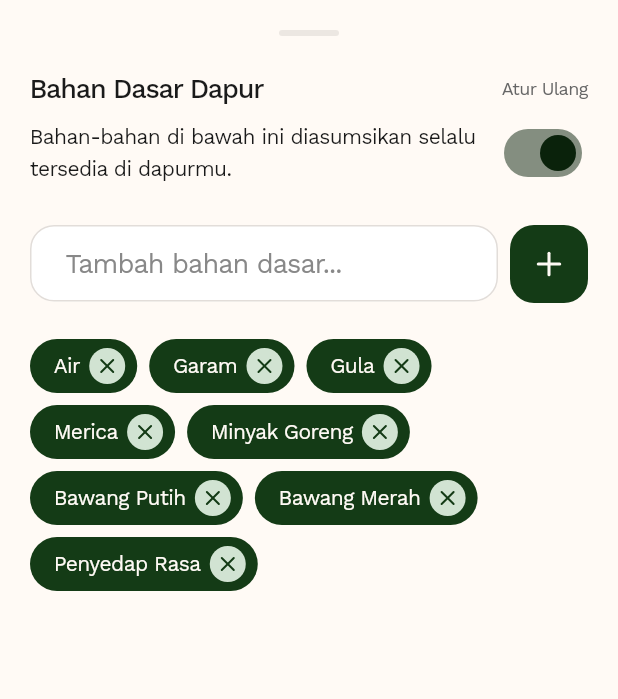
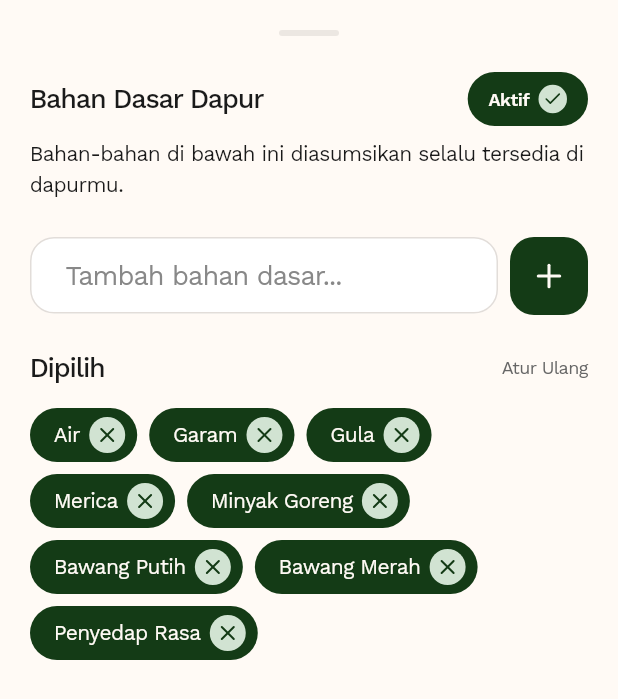
Before and after one commit to rianmubarok/cooksnap-mobile-app, a Flutter app: the PantryEssentialsSheet widget shown alone on an empty page, opened directly, on a phone screen of 412 x 824 dp. Shown: the top 699 px of the screen. Run offline on Flutter 3.47's test engine with Material 3 defaults, Android fonts, the phone set to English and light mode, and no system bars; our stand-ins replace app_links, camera, firebase_core, firebase_remote_config, flutter_dotenv, flutter_local_notifications and 8 more; accounts and stored records are empty; network calls fail.

Commit message:
style(mobile): place toggle chip button at top header and move reset button below ingredient input

```diff
--- a/lib/screens/ingredient/pantry_essentials_sheet.dart
+++ b/lib/screens/ingredient/pantry_essentials_sheet.dart
@@ -1,12 +1,14 @@
 import 'package:flutter/material.dart';
+import 'package:lucide_icons_flutter/lucide_icons.dart';
 import 'package:provider/provider.dart';
 import '../../core/app_colors.dart';
 import '../../core/app_strings.dart';
 import '../../core/app_constants.dart';
 import '../../core/app_text_styles.dart';
 import '../../providers/pantry_provider.dart';
+import '../../widgets/common/app_text.dart';
 import '../../widgets/common/bottom_sheet_handle.dart';
-import '../../widgets/common/section_header_row.dart';
+import '../../widgets/common/section_action_link.dart';
 import '../../widgets/common/square_icon_button.dart';
 import '../../widgets/custom_text_field.dart';
 import '../../widgets/ingredient/removable_ingredient_chip.dart';
@@ -91,27 +93,23 @@ class _PantryEssentialsSheetState extends State<PantryEssentialsSheet> {
               crossAxisAlignment: CrossAxisAlignment.start,
               children: [
                 const BottomSheetHandle(),
-                SectionHeaderRow(
-                  title: AppStrings.pantryEssentialsTitle,
-                  actionLabel: AppStrings.resetToDefault,
-                  onAction: pantryProvider.resetToDefault,
+                Row(
+                  mainAxisAlignment: MainAxisAlignment.spaceBetween,
+                  children: [
+                    const AppText(
+                      AppStrings.pantryEssentialsTitle,
+                      variant: AppTextVariant.sectionTitle,
+                    ),
+                    _PantryToggleChip(
+                      isActive: isActive,
+                      onTap: pantryProvider.togglePantryActive,
+                    ),
+                  ],
                 ),
                 const SizedBox(height: AppConstants.spacingSm),
-                Row(
-                  children: [
-                    Expanded(
-                      child: Text(
-                        'Bahan-bahan di bawah ini diasumsikan selalu tersedia di dapurmu.',
-                        style: AppTextStyles.bodyMedium.copyWith(height: 1.5),
-                      ),
-                    ),
-                    const SizedBox(width: 8),
-                    Switch(
-                      value: isActive,
-                      onChanged: (_) => pantryProvider.togglePantryActive(),
-                      activeThumbColor: AppColors.primaryDark,
-                    ),
-                  ],
+                Text(
+                  'Bahan-bahan di bawah ini diasumsikan selalu tersedia di dapurmu.',
+                  style: AppTextStyles.bodyMedium.copyWith(height: 1.5),
                 ),
                 const SizedBox(height: AppConstants.spacingLg),
                 Row(
@@ -192,6 +190,18 @@ class _PantryEssentialsSheetState extends State<PantryEssentialsSheet> {
                 ),
                 const SizedBox(height: AppConstants.spacingLg),
 
+                Row(
+                  mainAxisAlignment: MainAxisAlignment.spaceBetween,
+                  children: [
+                    const AppText('Dipilih', variant: AppTextVariant.sectionTitle),
+                    SectionActionLink(
+                      label: AppStrings.resetToDefault,
+                      onTap: pantryProvider.resetToDefault,
+                    ),
+                  ],
+                ),
+                const SizedBox(height: AppConstants.spacingMd),
+
                 Wrap(
                   spacing: 8,
                   runSpacing: 8,
@@ -214,3 +224,59 @@ class _PantryEssentialsSheetState extends State<PantryEssentialsSheet> {
     );
   }
 }
+
+class _PantryToggleChip extends StatelessWidget {
+  final bool isActive;
+  final VoidCallback onTap;
+
+  const _PantryToggleChip({
+    required this.isActive,
+    required this.onTap,
+  });
+
+  @override
+  Widget build(BuildContext context) {
+    return GestureDetector(
+      onTap: onTap,
+      child: AnimatedContainer(
+        duration: const Duration(milliseconds: 200),
+        height: AppConstants.chipHeight,
+        padding: const EdgeInsets.symmetric(horizontal: 14),
+        decoration: BoxDecoration(
+          color: isActive ? AppColors.primary : AppColors.cardBackground,
+          borderRadius: BorderRadius.circular(AppConstants.radiusRound),
+          border: isActive
+              ? null
+              : Border.all(color: AppColors.border),
+        ),
+        child: Row(
+          mainAxisSize: MainAxisSize.min,
+          children: [
+            Text(
+              isActive ? 'Aktif' : 'Nonaktif',
+              style: AppTextStyles.bodySmall.copyWith(
+                color: isActive ? AppColors.white : AppColors.textSecondary,
+                fontWeight: FontWeight.w600,
+              ),
+            ),
+            const SizedBox(width: 6),
+            Container(
+              padding: const EdgeInsets.all(3),
+              decoration: BoxDecoration(
+                color: isActive
+                    ? AppColors.chipBackground
+                    : AppColors.border.withValues(alpha: 0.5),
+                shape: BoxShape.circle,
+              ),
+              child: Icon(
+                isActive ? LucideIcons.check : LucideIcons.power,
+                size: 13,
+                color: isActive ? AppColors.primary : AppColors.textSecondary,
+              ),
+            ),
+          ],
+        ),
+      ),
+    );
+  }
+}
```
